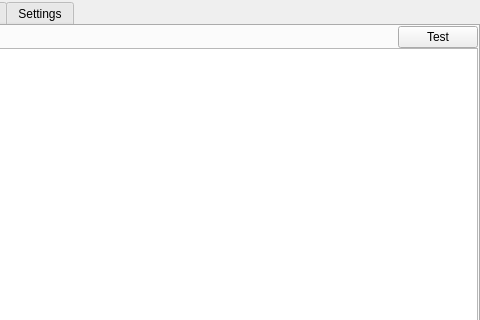
lorenzo-zurini/VidyaGod, file mainwindow.ui: the form before one commit; both pictures show x 320 to 800 and y 0 to 320 of the 800 by 600 pixel window.
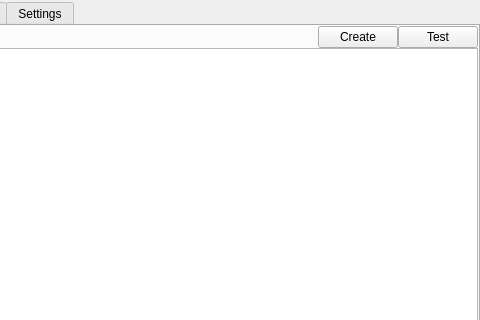
The form after the commit. The open tabs and pages were chosen to show the change. Icons and pictures are not drawn.

Commit message: Started work on PackageBuilder.

What changed in the file:
```diff
--- a/mainwindow.ui
+++ b/mainwindow.ui
@@ -200,6 +200,16 @@
             </property>
            </spacer>
           </item>
+          <item>
+           <widget class="QPushButton" name="CreatePackageButton">
+            <property name="text">
+             <string>Create</string>
+            </property>
+            <property name="icon">
+             <iconset theme="QIcon::ThemeIcon::FolderNew"/>
+            </property>
+           </widget>
+          </item>
           <item>
            <widget class="QPushButton" name="TestButton_4">
             <property name="text">
```
Left out of the diff: 9 changed lines with no effect on the pictures. The commit also changes 13 other files.
